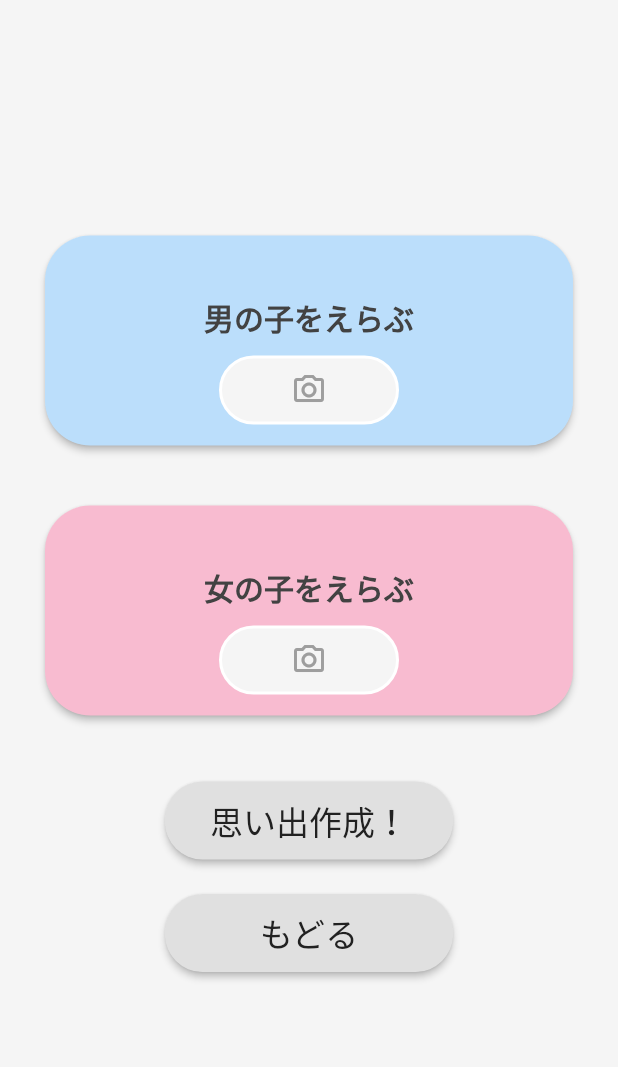
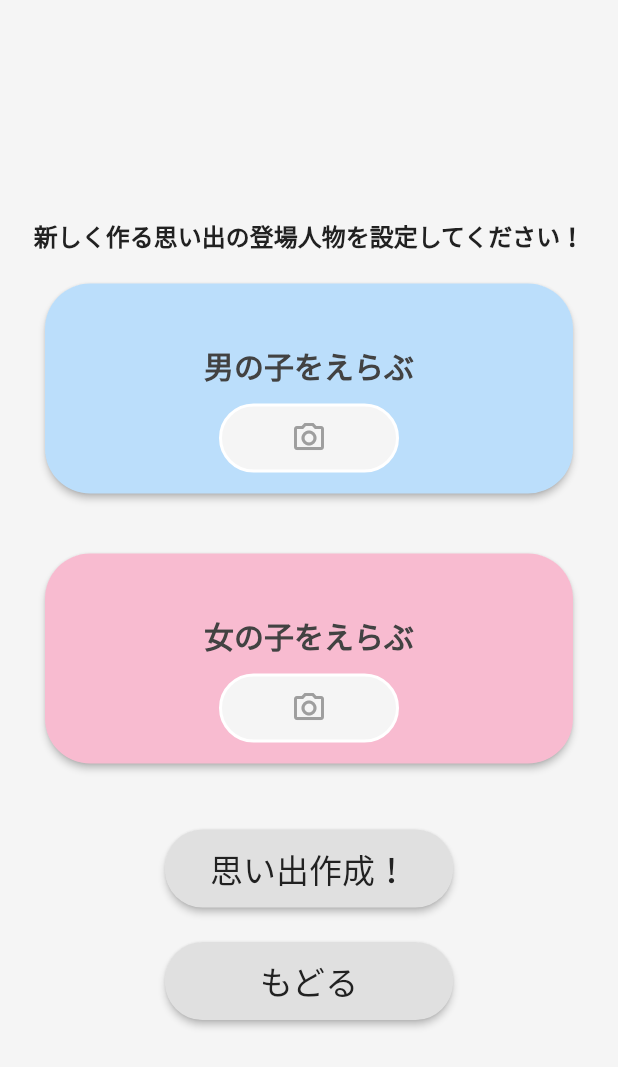
Before and after one commit to protopia-spajam/frontend_flutter, a Flutter app: the PrepareView screen opened directly, on a phone screen of 412 x 824 dp. Shown: the top 1067 px of the screen. Run offline on Flutter 3.47's test engine with Material 2 defaults, Android fonts, the phone set to English and light mode, and no system bars; our stand-ins replace image_picker, loading_animation_widget; Roboto replaces fonts that are missing (AniFont).

Commit message:
文言追加

```diff
--- a/lib/screens/prepare/index.dart
+++ b/lib/screens/prepare/index.dart
@@ -67,6 +67,20 @@ class _PrepareViewState extends State<PrepareView> {
           Column(
             children: [
               Spacer(),
+              Center(
+                child: Container(
+                  margin: const EdgeInsets.all(20),
+                  child: const Text(
+                    '新しく作る思い出の登場人物を設定してください！',
+                    style: TextStyle(
+                      fontFamily: 'AniFont',
+                      fontWeight: FontWeight.bold,
+                      fontSize: 16,
+                      color: Color(0xFF212121),
+                    ),
+                  ),
+                ),
+              ),
               InkWell(
                 child: SizedBox(
                   width: 500,
```
